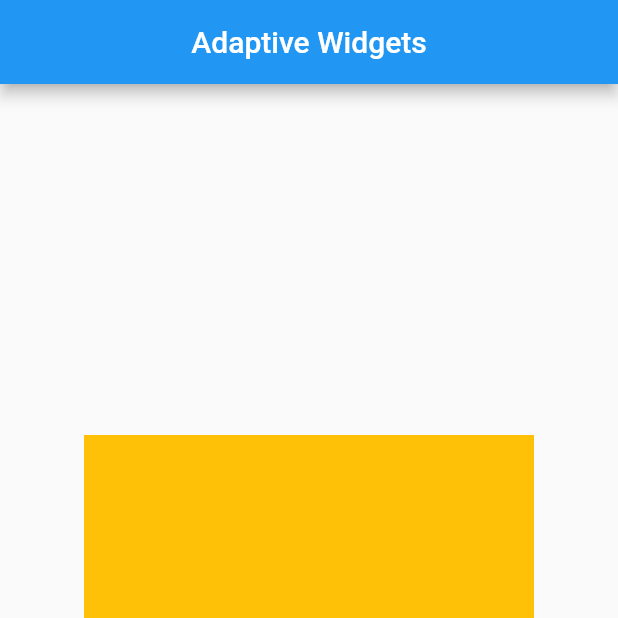
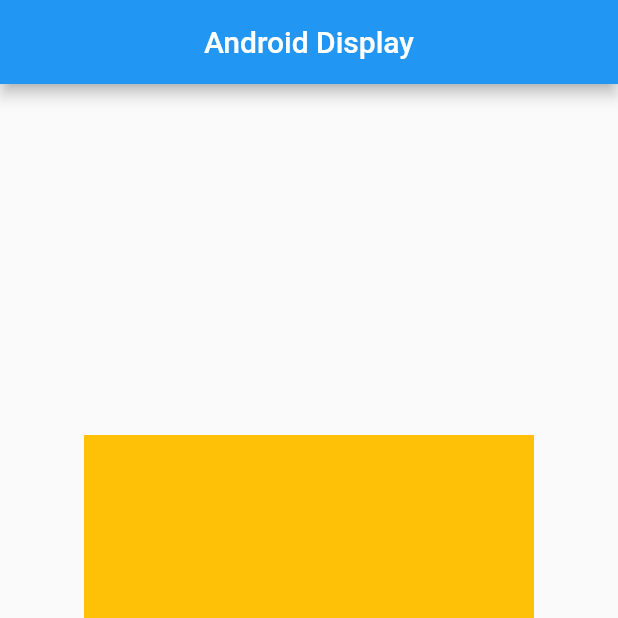
Before and after one commit to rudynurafif/latihan_flutter_intermediate, a Flutter app: the screen it shows after launch, on a phone screen of 412 x 824 dp, the top half of it. Run offline on Flutter 3.47's test engine with Material 3 defaults, Android fonts, the light colour scheme and no system bars; our stand-ins replace get.

Commit message:
Adaptive platform

```diff
--- a/lib/app/modules/home/views/home_view.dart
+++ b/lib/app/modules/home/views/home_view.dart
@@ -11,40 +11,12 @@ class HomeView extends GetView<HomeController> {
 
   @override
   Widget build(BuildContext context) {
-    return OrientationBuilder(
-      builder: (context, orientation) {
-        if (orientation == Orientation.portrait) {
-          return Scaffold(
-              appBar: AppBar(
-                title: const Text("Adaptive Widgets"),
-                centerTitle: true,
-              ),
-              body: Center(
-                  child: Container(
-                height: 300,
-                width: 300,
-                color: Colors.amber,
-              )));
-        } else {
-          return Scaffold(
-              appBar: AppBar(
-                title: const Text("Adaptive Widgets"),
-                centerTitle: true,
-              ),
-              body: Center(
-                  child: Container(
-                height: 150,
-                width: 300,
-                color: Colors.red,
-              )));
-        }
-      },
-    );
+    return GetPlatform.isAndroid ? const Android() : const iOS();
   }
 }
 
-class WidgetPotrait extends StatelessWidget {
-  const WidgetPotrait({
+class Android extends StatelessWidget {
+  const Android({
     super.key,
   });
 
@@ -52,7 +24,7 @@ class WidgetPotrait extends StatelessWidget {
   Widget build(BuildContext context) {
     return Scaffold(
         appBar: AppBar(
-          title: const Text("Adaptive Widgets"),
+          title: const Text("Android Display"),
           centerTitle: true,
         ),
         body: Center(
@@ -64,8 +36,9 @@ class WidgetPotrait extends StatelessWidget {
   }
 }
 
-class WidgetLandcape extends StatelessWidget {
-  const WidgetLandcape({
+// ignore: camel_case_types
+class iOS extends StatelessWidget {
+  const iOS({
     super.key,
   });
 
@@ -73,7 +46,7 @@ class WidgetLandcape extends StatelessWidget {
   Widget build(BuildContext context) {
     return Scaffold(
         appBar: AppBar(
-          title: const Text("Adaptive Widgets"),
+          title: const Text("iOS Display"),
           centerTitle: true,
         ),
         body: Center(
```
